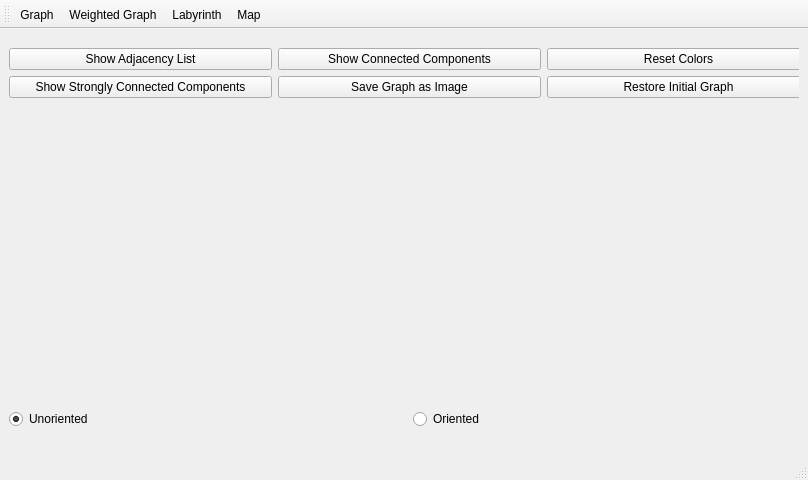
The window that GraphFramework/MainWindow/mainwindow.ui (AntonioVisan/graph-framework) describes before a commit, drawn with Qt 5.
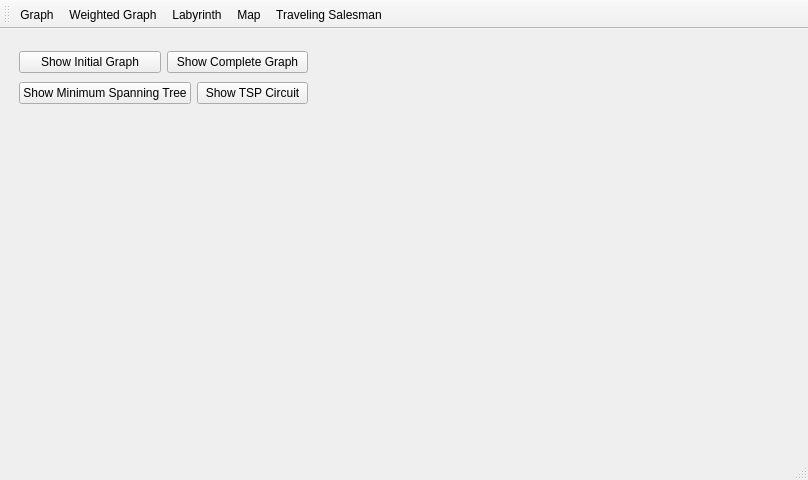
The same window after the commit. The open tabs and pages were chosen to show the change.

Commit message: feat(main-window): integrate MST and TSP functionality

```diff
--- a/GraphFramework/MainWindow/mainwindow.ui
+++ b/GraphFramework/MainWindow/mainwindow.ui
@@ -134,6 +134,56 @@
         </layout>
        </widget>
       </widget>
+      <widget class="QWidget" name="travelingSalesmanPage">
+       <widget class="QWidget" name="">
+        <property name="geometry">
+         <rect>
+          <x>10</x>
+          <y>10</y>
+          <width>289</width>
+          <height>60</height>
+         </rect>
+        </property>
+        <layout class="QVBoxLayout" name="verticalLayout_3">
+         <item>
+          <layout class="QHBoxLayout" name="horizontalLayout_4">
+           <item>
+            <widget class="QPushButton" name="showInitialGraphButton">
+             <property name="text">
+              <string>Show Initial Graph</string>
+             </property>
+            </widget>
+           </item>
+           <item>
+            <widget class="QPushButton" name="showCompleteGraphButton">
+             <property name="text">
+              <string>Show Complete Graph</string>
+             </property>
+            </widget>
+           </item>
+          </layout>
+         </item>
+         <item>
+          <layout class="QHBoxLayout" name="horizontalLayout_5">
+           <item>
+            <widget class="QPushButton" name="showMinimumSpanningTreeButton">
+             <property name="text">
+              <string>Show Minimum Spanning Tree</string>
+             </property>
+            </widget>
+           </item>
+           <item>
+            <widget class="QPushButton" name="showTspCircuitButton">
+             <property name="text">
+              <string>Show TSP Circuit</string>
+             </property>
+            </widget>
+           </item>
+          </layout>
+         </item>
+        </layout>
+       </widget>
+      </widget>
       <widget class="QWidget" name="mapPage"/>
       <widget class="QWidget" name="labyrinthPage">
        <widget class="QPushButton" name="openFileButton">
@@ -310,6 +360,7 @@
    <addaction name="actionWeighted_Graph"/>
    <addaction name="actionLabyrinth"/>
    <addaction name="actionMap"/>
+   <addaction name="actionTraveling_Salesman"/>
   </widget>
   <widget class="QStatusBar" name="statusbar"/>
   <action name="actionGraph">
@@ -344,6 +395,14 @@
     <enum>QAction::MenuRole::NoRole</enum>
    </property>
   </action>
+  <action name="actionTraveling_Salesman">
+   <property name="text">
+    <string>Traveling Salesman</string>
+   </property>
+   <property name="menuRole">
+    <enum>QAction::MenuRole::NoRole</enum>
+   </property>
+  </action>
  </widget>
  <resources/>
  <connections/>
```
The commit also changes 4 other files.
